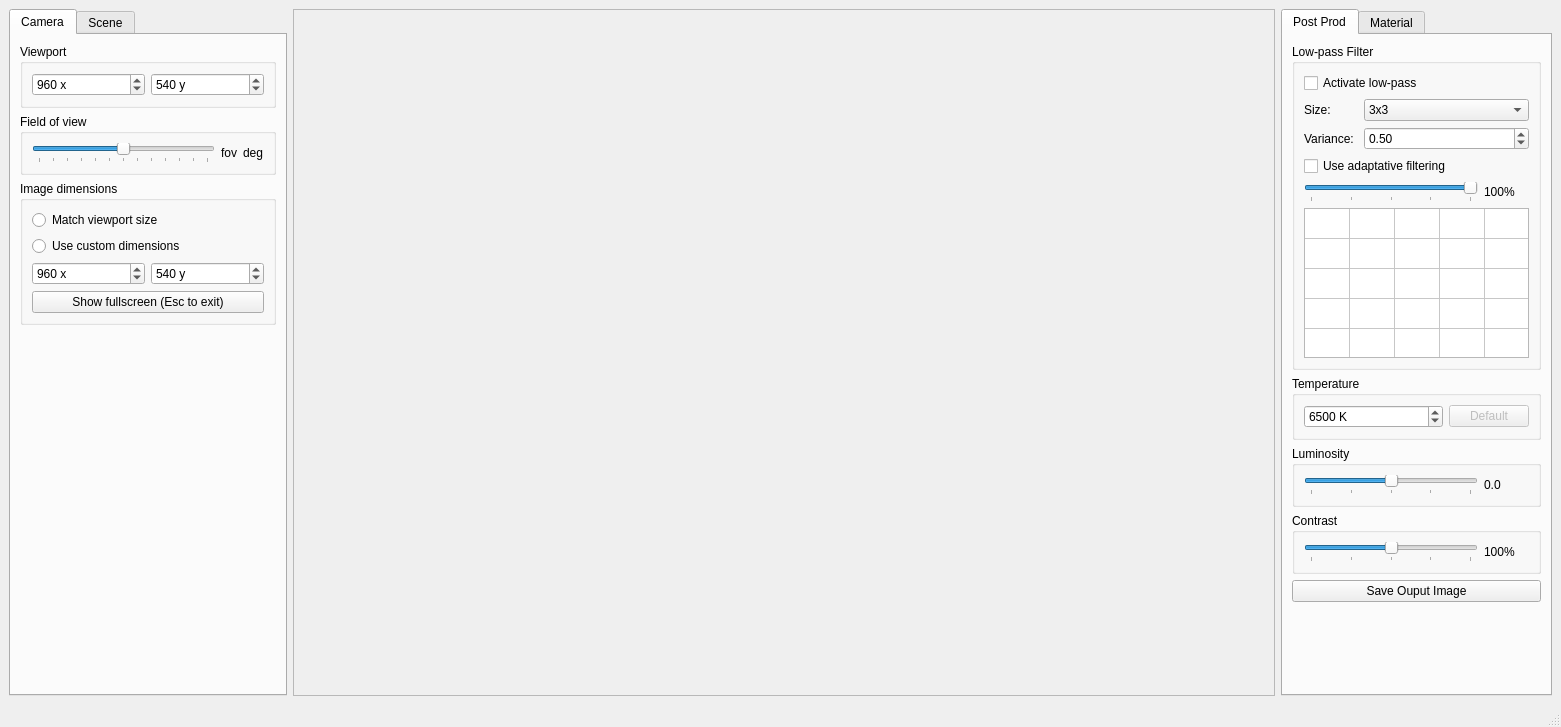
Qt form CpuRaytracing/RaytracerGui.ui (wibus/ExTh-Demos) before a commit.
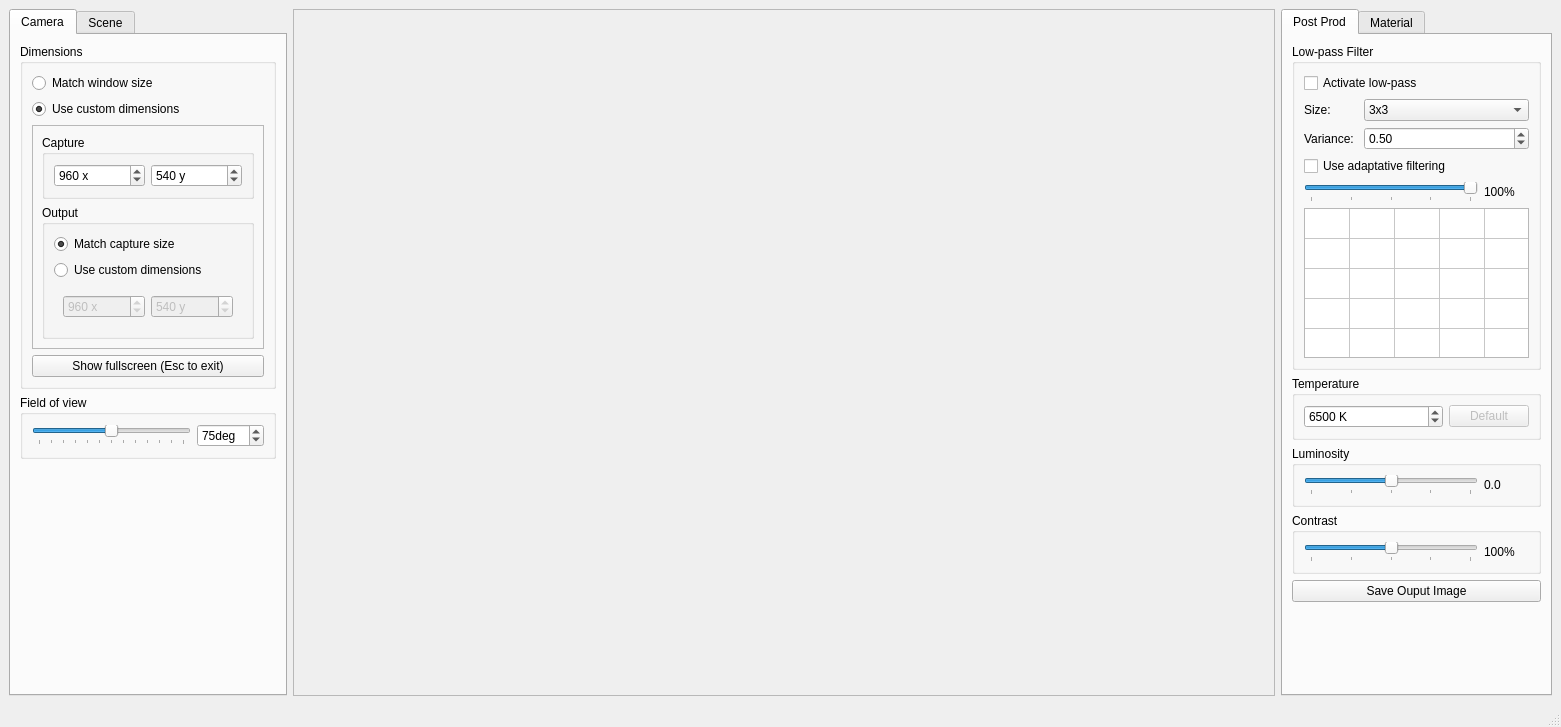
The same form after that commit.

The edit to the form file:
```diff
--- a/CpuRaytracing/RaytracerGui.ui
+++ b/CpuRaytracing/RaytracerGui.ui
@@ -37,38 +37,169 @@
         <item>
          <widget class="QGroupBox" name="viewportGroup">
           <property name="title">
-           <string>Viewport</string>
+           <string>Dimensions</string>
           </property>
-          <layout class="QHBoxLayout" name="horizontalLayout_18">
+          <layout class="QVBoxLayout" name="verticalLayout_3">
            <item>
-            <widget class="QSpinBox" name="viewportSpinX">
-             <property name="suffix">
-              <string> x</string>
+            <widget class="QRadioButton" name="matchWindowSizeRadioBtn">
+             <property name="text">
+              <string>Match window size</string>
              </property>
-             <property name="minimum">
-              <number>16</number>
+             <property name="checked">
+              <bool>false</bool>
              </property>
-             <property name="maximum">
-              <number>3840</number>
+             <attribute name="buttonGroup">
+              <string notr="true">dimensionsButtonGroup</string>
+             </attribute>
+            </widget>
+           </item>
+           <item>
+            <widget class="QRadioButton" name="customDimensionsRadioBtn">
+             <property name="text">
+              <string>Use custom dimensions</string>
              </property>
-             <property name="value">
-              <number>960</number>
+             <property name="checked">
+              <bool>true</bool>
              </property>
             </widget>
            </item>
            <item>
-            <widget class="QSpinBox" name="viewportSpinY">
-             <property name="suffix">
-              <string> y</string>
+            <widget class="QFrame" name="customDimensionsFrame">
+             <property name="frameShape">
+              <enum>QFrame::StyledPanel</enum>
              </property>
-             <property name="minimum">
-              <number>16</number>
+             <property name="frameShadow">
+              <enum>QFrame::Raised</enum>
              </property>
-             <property name="maximum">
-              <number>2160</number>
-             </property>
-             <property name="value">
-              <number>540</number>
+             <layout class="QVBoxLayout" name="verticalLayout_2">
+              <item>
+               <widget class="QGroupBox" name="captureGroup">
+                <property name="title">
+                 <string>Capture</string>
+                </property>
+                <layout class="QVBoxLayout" name="verticalLayout">
+                 <item>
+                  <layout class="QHBoxLayout" name="horizontalLayout">
+                   <item>
+                    <widget class="QSpinBox" name="captureDimensionsSpinX">
+                     <property name="suffix">
+                      <string> x</string>
+                     </property>
+                     <property name="minimum">
+                      <number>16</number>
+                     </property>
+                     <property name="maximum">
+                      <number>3840</number>
+                     </property>
+                     <property name="value">
+                      <number>960</number>
+                     </property>
+                    </widget>
+                   </item>
+                   <item>
+                    <widget class="QSpinBox" name="captureDimensionsSpinY">
+                     <property name="suffix">
+                      <string> y</string>
+                     </property>
+                     <property name="minimum">
+                      <number>16</number>
+                     </property>
+                     <property name="maximum">
+                      <number>2160</number>
+                     </property>
+                     <property name="value">
+                      <number>540</number>
+                     </property>
+                    </widget>
+                   </item>
+                  </layout>
+                 </item>
+                </layout>
+               </widget>
+              </item>
+              <item>
+               <widget class="QGroupBox" name="outputDimensionsGroup">
+                <property name="title">
+                 <string>Output</string>
+                </property>
+                <layout class="QVBoxLayout" name="verticalLayout_12">
+                 <item>
+                  <widget class="QRadioButton" name="matchCaptureSizeRadioBtn">
+                   <property name="text">
+                    <string>Match capture size</string>
+                   </property>
+                   <property name="checked">
+                    <bool>true</bool>
+                   </property>
+                   <attribute name="buttonGroup">
+                    <string notr="true">outputDimensionsButtonGroup</string>
+                   </attribute>
+                  </widget>
+                 </item>
+                 <item>
+                  <widget class="QRadioButton" name="customOutputDimensionsRadioBtn">
+                   <property name="text">
+                    <string>Use custom dimensions</string>
+                   </property>
+                   <property name="checked">
+                    <bool>false</bool>
+                   </property>
+                   <attribute name="buttonGroup">
+                    <string notr="true">outputDimensionsButtonGroup</string>
+                   </attribute>
+                  </widget>
+                 </item>
+                 <item>
+                  <widget class="QWidget" name="customOutputDimensionsWidget" native="true">
+                   <property name="enabled">
+                    <bool>false</bool>
+                   </property>
+                   <layout class="QHBoxLayout" name="customOutputDimensionsLayout">
+                    <item>
+                     <widget class="QSpinBox" name="outputDimensionsSpinX">
+                      <property name="suffix">
+                       <string> x</string>
+                      </property>
+                      <property name="minimum">
+                       <number>16</number>
+                      </property>
+                      <property name="maximum">
+                       <number>3840</number>
+                      </property>
+                      <property name="value">
+                       <number>960</number>
+                      </property>
+                     </widget>
+                    </item>
+                    <item>
+                     <widget class="QSpinBox" name="outputDimensionsSpinY">
+                      <property name="suffix">
+                       <string> y</string>
+                      </property>
+                      <property name="minimum">
+                       <number>16</number>
+                      </property>
+                      <property name="maximum">
+                       <number>2160</number>
+                      </property>
+                      <property name="value">
+                       <number>540</number>
+                      </property>
+                     </widget>
+                    </item>
+                   </layout>
+                  </widget>
+                 </item>
+                </layout>
+               </widget>
+              </item>
+             </layout>
+            </widget>
+           </item>
+           <item>
+            <widget class="QPushButton" name="fullscreenButton">
+             <property name="text">
+              <string>Show fullscreen (Esc to exit)</string>
              </property>
             </widget>
            </item>
@@ -104,82 +235,18 @@
             </widget>
            </item>
            <item>
-            <widget class="QLabel" name="fieldOfViewValue">
-             <property name="text">
-              <string>fov</string>
-             </property>
-            </widget>
-           </item>
-           <item>
-            <widget class="QLabel" name="fieldOfViewSuffix">
-             <property name="text">
+            <widget class="QSpinBox" name="fieldOfViewSpin">
+             <property name="suffix">
               <string>deg</string>
              </property>
-            </widget>
-           </item>
-          </layout>
-         </widget>
-        </item>
-        <item>
-         <widget class="QGroupBox" name="imageDimensionsGroup">
-          <property name="title">
-           <string>Image dimensions</string>
-          </property>
-          <layout class="QVBoxLayout" name="verticalLayout_12">
-           <item>
-            <widget class="QRadioButton" name="matchViewportSizeRadioBtn">
-             <property name="text">
-              <string>Match viewport size</string>
+             <property name="minimum">
+              <number>15</number>
              </property>
-            </widget>
-           </item>
-           <item>
-            <widget class="QRadioButton" name="customDimensionsRadioBtn">
-             <property name="text">
-              <string>Use custom dimensions</string>
+             <property name="maximum">
+              <number>135</number>
              </property>
-            </widget>
-           </item>
-           <item>
-            <layout class="QHBoxLayout" name="customImageDimensionsLayout">
-             <item>
-              <widget class="QSpinBox" name="imageDimensionsSpinY">
-               <property name="suffix">
-                <string> x</string>
-               </property>
-               <property name="minimum">
-                <number>16</number>
-               </property>
-               <property name="maximum">
-                <number>3840</number>
-               </property>
-               <property name="value">
-                <number>960</number>
-               </property>
-              </widget>
-             </item>
-             <item>
-              <widget class="QSpinBox" name="imageDimensionsSpinX">
-               <property name="suffix">
-                <string> y</string>
-               </property>
-               <property name="minimum">
-                <number>16</number>
-               </property>
-               <property name="maximum">
-                <number>2160</number>
-               </property>
-               <property name="value">
-                <number>540</number>
-               </property>
-              </widget>
-             </item>
-            </layout>
-           </item>
-           <item>
-            <widget class="QPushButton" name="fullscreenButton">
-             <property name="text">
-              <string>Show fullscreen (Esc to exit)</string>
+             <property name="value">
+              <number>75</number>
              </property>
             </widget>
            </item>
```
Left out of the diff: 11 changed lines with no effect on the pictures.
